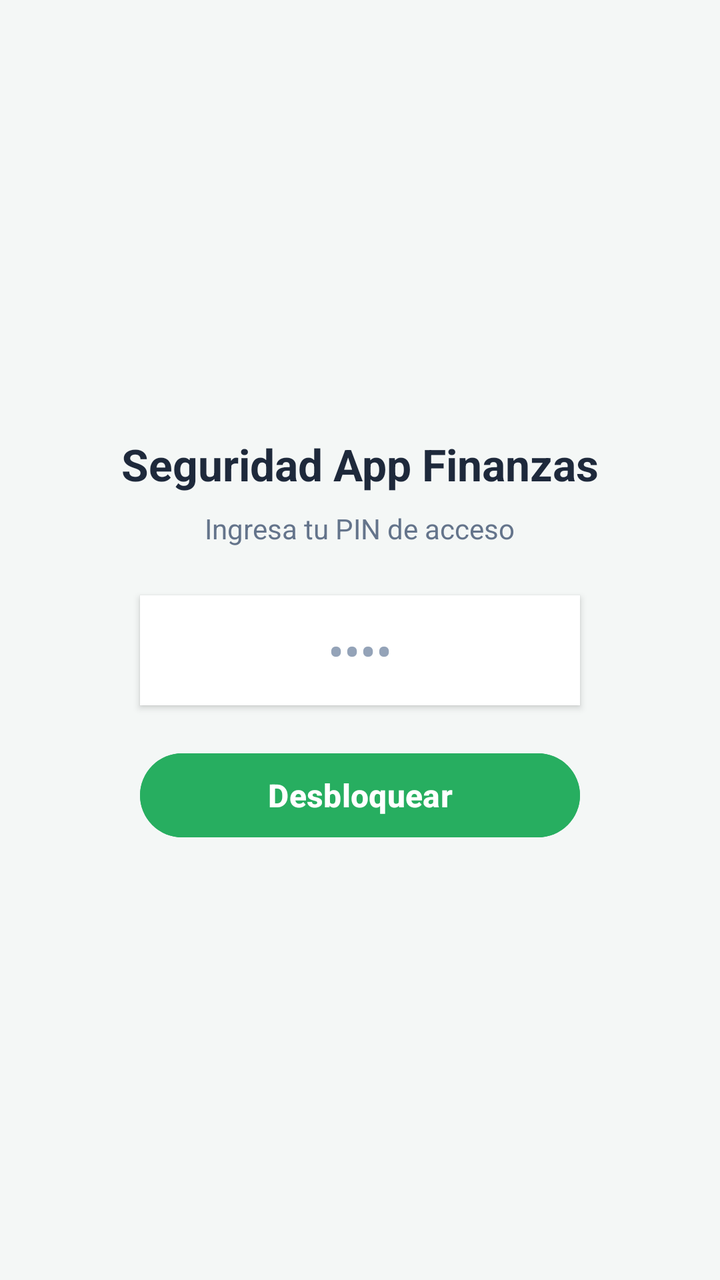
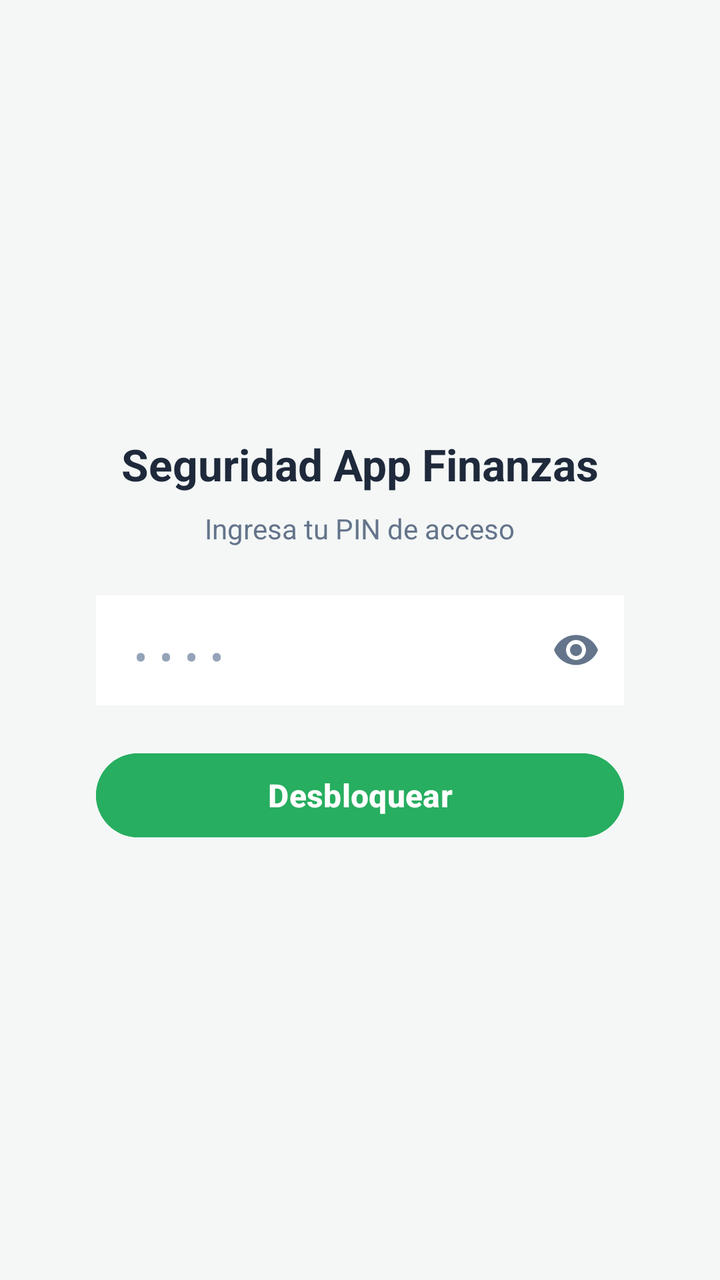

Two renders of the same Android screen: before a commit and after it. Below are the layout's source before the change and the commit's diff.
<!-- AndroidManifest.xml: application theme Theme.AppFinanzas -->
<!-- res/layout/activity_pin.xml -->
<?xml version="1.0" encoding="utf-8"?>
<LinearLayout xmlns:android="http://schemas.android.com/apk/res/android"
    android:layout_width="match_parent"
    android:layout_height="match_parent"
    android:orientation="vertical"
    android:gravity="center"
    android:padding="24dp"
    android:background="#F4F7F6">

    
    <TextView
        android:id="@+id/tvTituloPin"
        android:layout_width="wrap_content"
        android:layout_height="wrap_content"
        android:text="Seguridad App Finanzas"
        android:textSize="22sp"
        android:textStyle="bold"
        android:textColor="#1E293B"
        android:layout_marginBottom="8dp"/>

    <TextView
        android:id="@+id/tvSubtituloPin"
        android:layout_width="wrap_content"
        android:layout_height="wrap_content"
        android:text="Ingresa tu PIN de acceso"
        android:textSize="14sp"
        android:textColor="#64748B"
        android:layout_marginBottom="24dp"
        android:gravity="center"/>

    
    <EditText
        android:id="@+id/etPin"
        android:layout_width="220dp"
        android:layout_height="55dp"
        android:background="#FFFFFF"
        android:gravity="center"
        android:hint="••••"
        android:textColorHint="#94A3B8"
        android:inputType="numberPassword"
        android:maxLength="4"
        android:textSize="24sp"
        android:textColor="#1E293B"
        android:layout_marginBottom="20dp"
        android:elevation="2dp"/>

    
    <Button
        android:id="@+id/btnConfirmarPin"
        android:layout_width="220dp"
        android:layout_height="50dp"
        android:backgroundTint="#27AE60"
        android:text="Desbloquear"
        android:textColor="#FFFFFF"
        android:textSize="16sp"
        android:textStyle="bold"/>

</LinearLayout>
<!-- resources referenced by this layout -->
<resources>
  <style name="Theme.AppFinanzas" parent="Base.Theme.AppFinanzas" />
  <style name="Base.Theme.AppFinanzas" parent="Theme.Material3.DayNight.NoActionBar">
          
          
      </style>
</resources>

<!-- the commit's change to res/layout/activity_pin.xml (unified diff, before → after) -->
@@ -1,5 +1,6 @@
 <?xml version="1.0" encoding="utf-8"?>
 <LinearLayout xmlns:android="http://schemas.android.com/apk/res/android"
+    xmlns:app="http://schemas.android.com/apk/res-auto"
     android:layout_width="match_parent"
     android:layout_height="match_parent"
     android:orientation="vertical"
@@ -7,9 +8,7 @@
     android:padding="24dp"
     android:background="#F4F7F6">
 
-    
     <TextView
-        android:id="@+id/tvTituloPin"
         android:layout_width="wrap_content"
         android:layout_height="wrap_content"
         android:text="Seguridad App Finanzas"
@@ -19,7 +18,6 @@
         android:layout_marginBottom="8dp"/>
 
     <TextView
-        android:id="@+id/tvSubtituloPin"
         android:layout_width="wrap_content"
         android:layout_height="wrap_content"
         android:text="Ingresa tu PIN de acceso"
@@ -28,27 +26,36 @@
         android:layout_marginBottom="24dp"
         android:gravity="center"/>
 
-    
-    <EditText
-        android:id="@+id/etPin"
-        android:layout_width="220dp"
-        android:layout_height="55dp"
-        android:background="#FFFFFF"
-        android:gravity="center"
-        android:hint="••••"
-        android:textColorHint="#94A3B8"
-        android:inputType="numberPassword"
-        android:maxLength="4"
-        android:textSize="24sp"
-        android:textColor="#1E293B"
+    <com.google.android.material.textfield.TextInputLayout
+        android:layout_width="match_parent"
+        android:layout_height="wrap_content"
         android:layout_marginBottom="20dp"
-        android:elevation="2dp"/>
+        android:layout_marginHorizontal="24dp"
+        app:passwordToggleEnabled="true"
+        app:passwordToggleTint="#64748B"
+        app:hintEnabled="false">
 
-    
+        <EditText
+            android:id="@+id/etPin"
+            android:layout_width="match_parent"
+            android:layout_height="55dp"
+            android:background="#FFFFFF"
+            android:hint="••••"
+            android:textColorHint="#94A3B8"
+            android:inputType="numberPassword"
+            android:maxLength="4"
+            android:textSize="20sp"
+            android:letterSpacing="0.3"
+            android:textColor="#1E293B"
+            android:paddingStart="16dp"
+            android:paddingEnd="16dp"/>
+    </com.google.android.material.textfield.TextInputLayout>
+
     <Button
         android:id="@+id/btnConfirmarPin"
-        android:layout_width="220dp"
+        android:layout_width="match_parent"
         android:layout_height="50dp"
+        android:layout_marginHorizontal="24dp"
         android:backgroundTint="#27AE60"
         android:text="Desbloquear"
         android:textColor="#FFFFFF"
